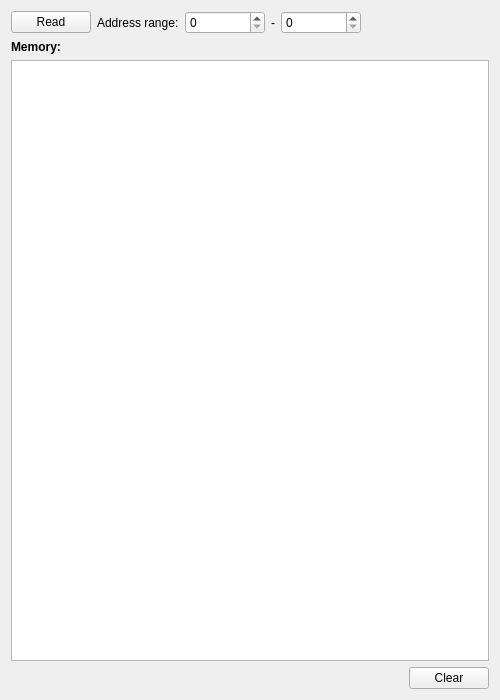
Old version of the form pc/TinyBusLoader/ui/memoryWidget.ui in the repository ChristianMarty/TinyBus.
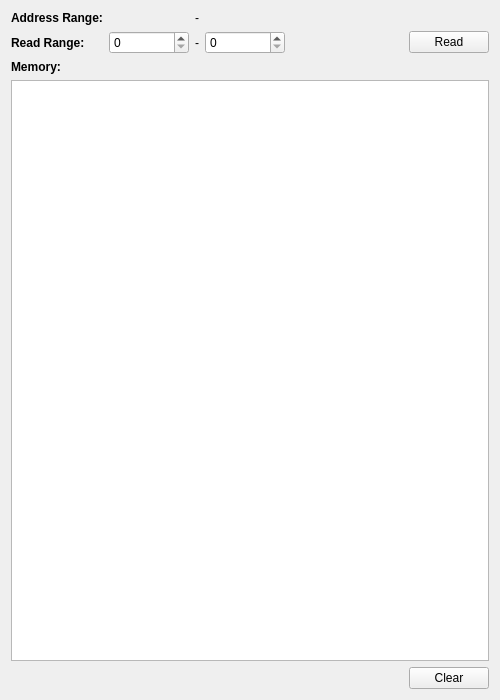
New version of the form.

Commit message: pc ui: improve eeprom and ram widget

Diff of the .ui file:
```diff
--- a/pc/TinyBusLoader/ui/memoryWidget.ui
+++ b/pc/TinyBusLoader/ui/memoryWidget.ui
@@ -15,50 +15,88 @@
   </property>
   <layout class="QVBoxLayout" name="verticalLayout">
    <item>
-    <layout class="QHBoxLayout" name="horizontalLayout">
-     <item>
+    <layout class="QGridLayout" name="gridLayout">
+     <item row="0" column="0">
+      <widget class="QLabel" name="label_4">
+       <property name="font">
+        <font>
+         <bold>true</bold>
+        </font>
+       </property>
+       <property name="text">
+        <string>Address Range:</string>
+       </property>
+      </widget>
+     </item>
+     <item row="0" column="1">
+      <widget class="QLabel" name="label_startAddress">
+       <property name="text">
+        <string/>
+       </property>
+      </widget>
+     </item>
+     <item row="0" column="3">
+      <widget class="QLabel" name="label_stopAddress">
+       <property name="text">
+        <string/>
+       </property>
+      </widget>
+     </item>
+     <item row="1" column="1">
+      <widget class="QSpinBox" name="spinBox_readStartAddress">
+       <property name="minimumSize">
+        <size>
+         <width>80</width>
+         <height>0</height>
+        </size>
+       </property>
+      </widget>
+     </item>
+     <item row="1" column="3">
+      <widget class="QSpinBox" name="spinBox_readStopAddress">
+       <property name="minimumSize">
+        <size>
+         <width>80</width>
+         <height>0</height>
+        </size>
+       </property>
+      </widget>
+     </item>
+     <item row="1" column="0">
+      <widget class="QLabel" name="label_5">
+       <property name="font">
+        <font>
+         <bold>true</bold>
+        </font>
+       </property>
+       <property name="text">
+        <string>Read Range:</string>
+       </property>
+      </widget>
+     </item>
+     <item row="1" column="5">
       <widget class="QPushButton" name="pushButton_read">
        <property name="text">
         <string>Read</string>
        </property>
       </widget>
      </item>
-     <item>
-      <widget class="QLabel" name="label_2">
+     <item row="0" column="2">
+      <widget class="QLabel" name="label_7">
        <property name="text">
-        <string>Address range:</string>
+        <string>-</string>
        </property>
       </widget>
      </item>
-     <item>
-      <widget class="QSpinBox" name="spinBox_start">
-       <property name="minimumSize">
-        <size>
-         <width>80</width>
-         <height>0</height>
-        </size>
-       </property>
-      </widget>
-     </item>
-     <item>
-      <widget class="QLabel" name="label_3">
+     <item row="1" column="2">
+      <widget class="QLabel" name="label_6">
        <property name="text">
         <string>-</string>
        </property>
       </widget>
      </item>
-     <item>
-      <widget class="QSpinBox" name="spinBox_stop">
-       <property name="minimumSize">
-        <size>
-         <width>80</width>
-         <height>0</height>
-        </size>
-       </property>
-      </widget>
-     </item>
-     <item>
-      <spacer name="horizontalSpacer">
+     <item row="1" column="4">
+      <spacer name="horizontalSpacer_3">
        <property name="orientation">
         <enum>Qt::Horizontal</enum>
        </property>
```
The commit also changes 5 other files.
